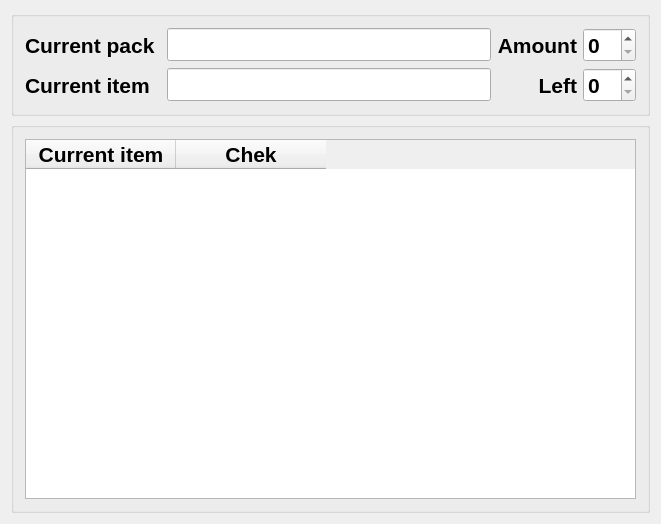
Above: mainwindow.ui from Anaga/PackControlApplication before the change. Below: the same form after it.
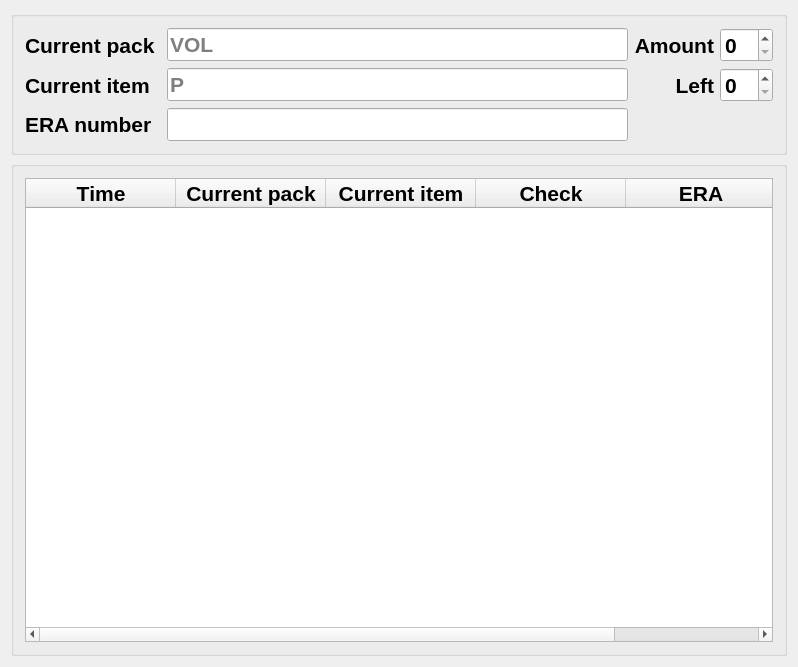
That is the form after the change.

Commit message:
main window new items
Add ERA number input.
Correct order of input fields and focus changing

```diff
--- a/mainwindow.ui
+++ b/mainwindow.ui
@@ -6,8 +6,8 @@
    <rect>
     <x>0</x>
     <y>0</y>
-    <width>661</width>
-    <height>524</height>
+    <width>798</width>
+    <height>667</height>
    </rect>
   </property>
   <property name="windowTitle">
@@ -44,9 +44,18 @@
            <bold>true</bold>
           </font>
          </property>
+         <property name="inputMask">
+          <string>ddddddddddddddddd; </string>
+         </property>
+         <property name="text">
+          <string/>
+         </property>
+         <property name="placeholderText">
+          <string notr="true">VOL</string>
+         </property>
         </widget>
        </item>
-       <item row="0" column="2">
+       <item row="0" column="3" colspan="2">
         <widget class="QLabel" name="label_Amount">
          <property name="font">
           <font>
@@ -63,7 +72,7 @@
          </property>
         </widget>
        </item>
-       <item row="0" column="3">
+       <item row="0" column="5">
         <widget class="QSpinBox" name="spinBox_Amount">
          <property name="font">
           <font>
@@ -74,7 +83,7 @@
          </property>
         </widget>
        </item>
-       <item row="1" column="0">
+       <item row="1" column="0" rowspan="2">
         <widget class="QLabel" name="label_Cur_Item">
          <property name="font">
           <font>
@@ -88,7 +97,7 @@
          </property>
         </widget>
        </item>
-       <item row="1" column="1">
+       <item row="1" column="1" rowspan="2">
         <widget class="QLineEdit" name="lineEdit_Cur_Item">
          <property name="font">
           <font>
@@ -97,9 +106,15 @@
            <bold>true</bold>
           </font>
          </property>
+         <property name="inputMask">
+          <string notr="true">ddddddddddddddddddd; </string>
+         </property>
+         <property name="placeholderText">
+          <string>P</string>
+         </property>
         </widget>
        </item>
-       <item row="1" column="2">
+       <item row="1" column="3" rowspan="2" colspan="2">
         <widget class="QLabel" name="label_Left">
          <property name="font">
           <font>
@@ -116,7 +131,7 @@
          </property>
         </widget>
        </item>
-       <item row="1" column="3">
+       <item row="1" column="5" rowspan="2">
         <widget class="QSpinBox" name="spinBox_Left">
          <property name="font">
           <font>
@@ -127,6 +142,31 @@
          </property>
         </widget>
        </item>
+       <item row="3" column="0">
+        <widget class="QLabel" name="label_ERA_Number">
+         <property name="font">
+          <font>
+           <pointsize>16</pointsize>
+           <weight>75</weight>
+           <bold>true</bold>
+          </font>
+         </property>
+         <property name="text">
+          <string>ERA number</string>
+         </property>
+        </widget>
+       </item>
+       <item row="3" column="1">
+        <widget class="QLineEdit" name="lineEdit_ERA_Number">
+         <property name="font">
+          <font>
+           <pointsize>16</pointsize>
+           <weight>75</weight>
+           <bold>true</bold>
+          </font>
+         </property>
+        </widget>
+       </item>
       </layout>
      </widget>
     </item>
@@ -163,6 +203,33 @@
          <attribute name="horizontalHeaderMinimumSectionSize">
           <number>50</number>
          </attribute>
+         <column>
+          <property name="text">
+           <string>Time</string>
+          </property>
+          <property name="font">
+           <font>
+            <pointsize>16</pointsize>
+            <weight>75</weight>
+            <bold>true</bold>
+            <kerning>false</kerning>
+           </font>
+          </property>
+         </column>
+         <column>
+          <property name="text">
+           <string>Current pack</string>
+          </property>
+          <property name="font">
+           <font>
+            <family>MS Shell Dlg 2</family>
+            <pointsize>16</pointsize>
+            <weight>75</weight>
+            <bold>true</bold>
+            <kerning>false</kerning>
+           </font>
+          </property>
+         </column>
          <column>
           <property name="text">
            <string>Current item</string>
@@ -178,13 +245,28 @@
          </column>
          <column>
           <property name="text">
-           <string>Chek</string>
+           <string>Check</string>
           </property>
           <property name="font">
            <font>
+            <family>MS Shell Dlg 2</family>
             <pointsize>16</pointsize>
             <weight>75</weight>
             <bold>true</bold>
+            <kerning>false</kerning>
+           </font>
+          </property>
+         </column>
+         <column>
+          <property name="text">
+           <string>ERA</string>
+          </property>
+          <property name="font">
+           <font>
+            <pointsize>16</pointsize>
+            <weight>75</weight>
+            <bold>true</bold>
+            <kerning>false</kerning>
            </font>
           </property>
          </column>
```
The commit also changes 3 other files.
